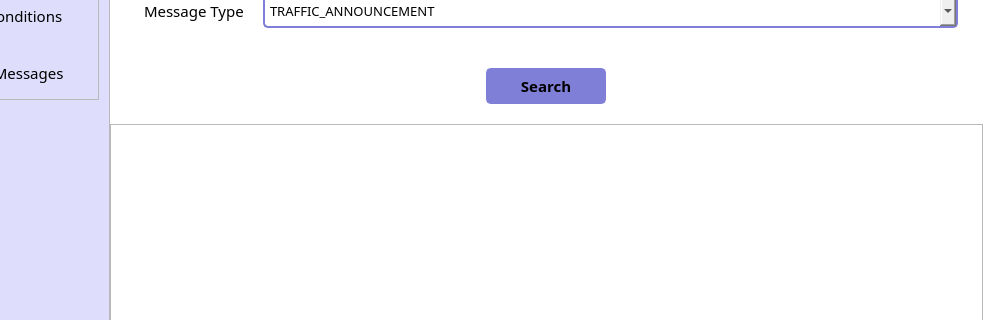
This is interface.ui in FAHID-KHAN/Traffico-Finnish-Traffic-System- as Qt 5 draws it before an edit; both pictures show x 97 to 1080 and y 139 to 459 of the 1080 by 860 pixel window. The edited form follows.
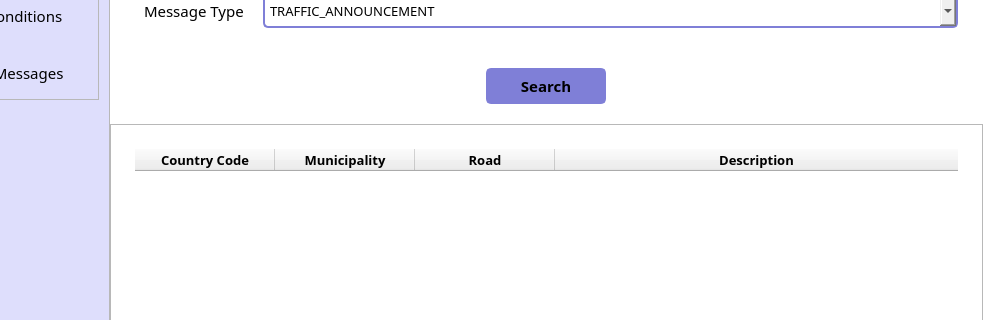
This is the edited form. The open tabs and pages were chosen to show the change. Icons and pictures are not drawn.

```diff
--- a/interface.ui
+++ b/interface.ui
@@ -1949,7 +1949,166 @@
                              <number>0</number>
                             </property>
                             <widget class="QWidget" name="blank_page_3"/>
-                            <widget class="QWidget" name="results_page_3"/>
+                            <widget class="QWidget" name="results_page_3">
+                             <layout class="QHBoxLayout" name="horizontalLayout">
+                              <property name="spacing">
+                               <number>0</number>
+                              </property>
+                              <property name="leftMargin">
+                               <number>15</number>
+                              </property>
+                              <property name="topMargin">
+                               <number>15</number>
+                              </property>
+                              <property name="rightMargin">
+                               <number>15</number>
+                              </property>
+                              <property name="bottomMargin">
+                               <number>15</number>
+                              </property>
+                              <item>
+                               <widget class="QTableWidget" name="tableWidget">
+                                <property name="font">
+                                 <font>
+                                  <family>Mulish</family>
+                                  <pointsize>10</pointsize>
+                                 </font>
+                                </property>
+                                <property name="frameShape">
+                                 <enum>QFrame::NoFrame</enum>
+                                </property>
+                                <property name="editTriggers">
+                                 <set>QAbstractItemView::NoEditTriggers</set>
+                                </property>
+                                <property name="showGrid">
+                                 <bool>true</bool>
+                                </property>
+                                <property name="gridStyle">
+                                 <enum>Qt::NoPen</enum>
+                                </property>
+                                <property name="cornerButtonEnabled">
+                                 <bool>false</bool>
+                                </property>
+                                <attribute name="horizontalHeaderCascadingSectionResizes">
+                                 <bool>true</bool>
+                                </attribute>
+                                <attribute name="horizontalHeaderMinimumSectionSize">
+                                 <number>40</number>
+                                </attribute>
+                                <attribute name="horizontalHeaderDefaultSectionSize">
+                                 <number>140</number>
+                                </attribute>
+                                <attribute name="horizontalHeaderShowSortIndicator" stdset="0">
+                                 <bool>true</bool>
+                                </attribute>
+                                <attribute name="horizontalHeaderStretchLastSection">
+                                 <bool>true</bool>
+                                </attribute>
+                                <attribute name="verticalHeaderVisible">
+                                 <bool>false</bool>
+                                </attribute>
+                                <attribute name="verticalHeaderHighlightSections">
+                                 <bool>false</bool>
+                                </attribute>
+                                <attribute name="verticalHeaderStretchLastSection">
+                                 <bool>false</bool>
+                                </attribute>
+                                <column>
+                                 <property name="text">
+                                  <string>Country Code</string>
+                                 </property>
+                                 <property name="font">
+                                  <font>
+                                   <family>Mulish</family>
+                                   <pointsize>10</pointsize>
+                                   <weight>75</weight>
+                                   <bold>true</bold>
+                                  </font>
+                                 </property>
+                                 <property name="textAlignment">
+                                  <set>AlignCenter</set>
+                                 </property>
+                                 <property name="background">
+                                  <color>
+                                   <red>247</red>
+                                   <green>247</green>
+                                   <blue>252</blue>
+                                  </color>
+                                 </property>
+                                </column>
+                                <column>
+                                 <property name="text">
+                                  <string>Municipality</string>
+                                 </property>
+                                 <property name="font">
+                                  <font>
+                                   <family>Mulish</family>
+                                   <pointsize>10</pointsize>
+                                   <weight>75</weight>
+                                   <bold>true</bold>
+                                  </font>
+                                 </property>
+                                 <property name="textAlignment">
+                                  <set>AlignCenter</set>
+                                 </property>
+                                 <property name="background">
+                                  <color>
+                                   <red>247</red>
+                                   <green>247</green>
+                                   <blue>252</blue>
+                                  </color>
+                                 </property>
+                                </column>
+                                <column>
+                                 <property name="text">
+                                  <string>Road</string>
+                                 </property>
+                                 <property name="font">
+                                  <font>
+                                   <family>Mulish</family>
+                                   <pointsize>10</pointsize>
+                                   <weight>75</weight>
+                                   <bold>true</bold>
+                                  </font>
+                                 </property>
+                                 <property name="textAlignment">
+                                  <set>AlignCenter</set>
+                                 </property>
+                                 <property name="background">
+                                  <color>
+                                   <red>247</red>
+                                   <green>247</green>
+                                   <blue>252</blue>
+                                  </color>
+                                 </property>
+                                </column>
+                                <column>
+                                 <property name="text">
+                                  <string>Description</string>
+                                 </property>
+                                 <property name="font">
+                                  <font>
+                                   <family>Mulish</family>
+                                   <pointsize>10</pointsize>
+                                   <weight>75</weight>
+                                   <bold>true</bold>
+                                  </font>
+                                 </property>
+                                 <property name="textAlignment">
+                                  <set>AlignCenter</set>
+                                 </property>
+                                 <property name="background">
+                                  <color>
+                                   <red>247</red>
+                                   <green>247</green>
+                                   <blue>252</blue>
+                                  </color>
+                                 </property>
+                                </column>
+                               </widget>
+                              </item>
+                             </layout>
+                            </widget>
                            </widget>
                           </item>
                          </layout>
```
